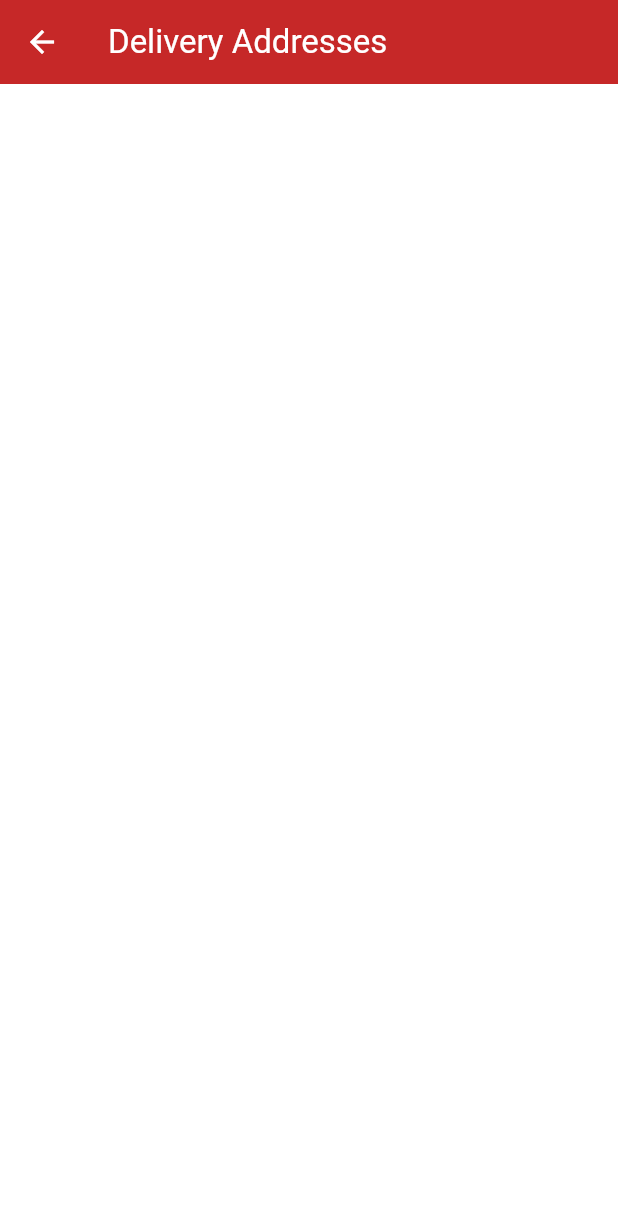
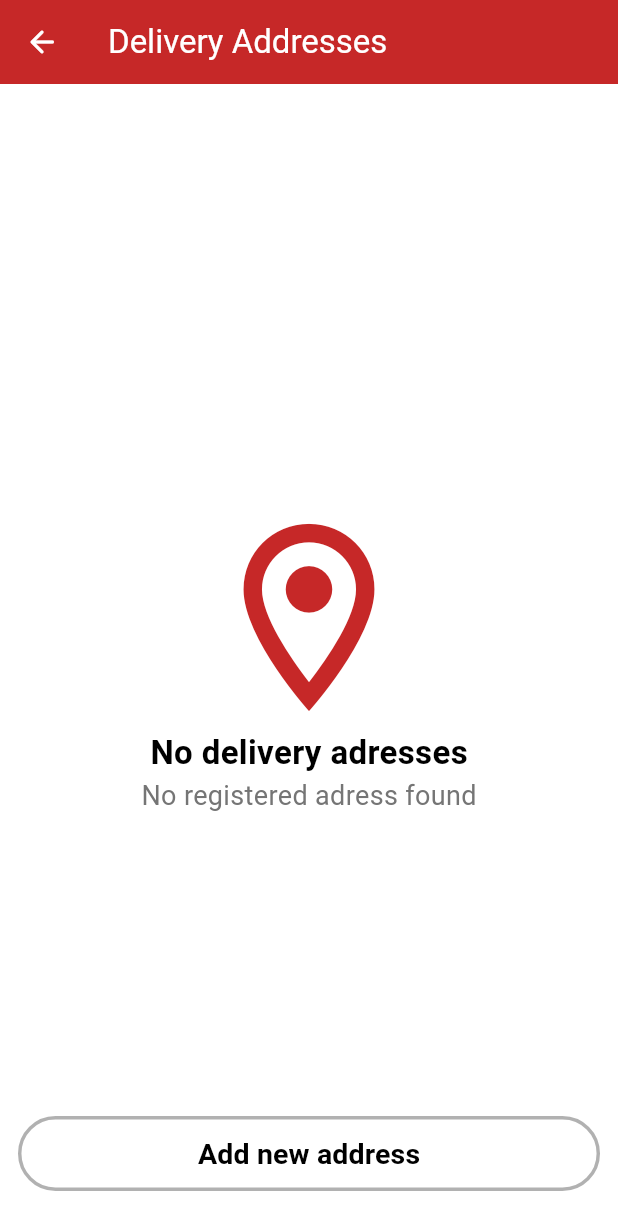
Before and after one commit to mfathy70/e_commerce, a Flutter app: the DeliveryAddresses screen opened directly, on a phone screen of 412 x 824 dp. Shown: the top 1230 px of the screen. Run offline on Flutter 3.47's test engine with Material 2 defaults, Android fonts, the phone set to English and light mode, and no system bars; our stand-ins replace buttons_tabbar, carousel_slider, cloud_firestore, firebase_auth, firebase_core, firebase_messaging and 6 more; accounts and stored records are empty; Roboto replaces fonts that are missing (Cairo).

Commit message:
Commit 2

```diff
--- a/lib/UI/screens/Categories Screen/Screens for each category/restaurant_screen.dart
+++ b/lib/UI/screens/Categories Screen/Screens for each category/restaurant_screen.dart
@@ -1,7 +1,6 @@
 import 'package:e_commerce/model/restaurant_data.dart';
 import 'package:e_commerce/services/remote_service.dart';
 import 'package:flutter/material.dart';
-
 import '../filter_action_button.dart';
 import '../vendors_grid_view.dart';
 
@@ -28,7 +27,8 @@ class _RestaurantScreenState extends State<RestaurantScreen> {
     restaurantstest = await RemoteService().getRestaurantsData();
     if (restaurantstest != null) {
       setState(() {
-        isLoaded = true;
+        //____________stop api__________
+        //isLoaded = true;
       });
     }
   }
--- a/lib/UI/screens/Categories Screen/vendors_grid_view.dart
+++ b/lib/UI/screens/Categories Screen/vendors_grid_view.dart
@@ -36,7 +36,7 @@ class VendorsGridView extends StatelessWidget {
                   Navigator.push(
                       context,
                       MaterialPageRoute(
-                          builder: (context) => VendorScreen(
+                          builder: (context) => const VendorScreen(
                                 vendorName: 'test',
                               )));
                 }));
--- /dev/null
+++ b/lib/UI/screens/My Account Screen/My account widgets/my_account_outlined_button.dart
@@ -0,0 +1,30 @@
+import 'package:flutter/material.dart';
+
+class MyAccOutlinedButton extends StatelessWidget {
+  const MyAccOutlinedButton(
+      {Key? key,
+      required this.label,
+      required this.onPressed,
+      required this.isExpanded})
+      : super(key: key);
+  final String label;
+  final VoidCallback onPressed;
+  final bool isExpanded;
+
+  @override
+  Widget build(BuildContext context) {
+    return OutlinedButton(
+      onPressed: onPressed,
+      style: OutlinedButton.styleFrom(
+          fixedSize:
+              isExpanded ? Size(MediaQuery.of(context).size.width, 50) : null,
+          side: BorderSide(width: 2.3, color: Colors.grey.withOpacity(0.8)),
+          padding: const EdgeInsets.symmetric(horizontal: 16, vertical: 12)),
+      child: Text(
+        label,
+        style: const TextStyle(
+            color: Colors.black, fontSize: 19, fontWeight: FontWeight.w600),
+      ),
+    );
+  }
+}
--- a/lib/UI/screens/My Account Screen/delivery_addresses_screen.dart
+++ b/lib/UI/screens/My Account Screen/delivery_addresses_screen.dart
@@ -1,4 +1,6 @@
 import 'package:flutter/material.dart';
+import '../../widgets/arrow_back_button.dart';
+import 'My account widgets/my_account_outlined_button.dart';
 
 class DeliveryAddresses extends StatelessWidget {
   const DeliveryAddresses({super.key});
@@ -7,7 +9,42 @@ class DeliveryAddresses extends StatelessWidget {
   Widget build(BuildContext context) {
     return Scaffold(
       appBar: AppBar(
-        title: Text('Delivery Addresses'),
+        title: const Text('Delivery Addresses'),
+        automaticallyImplyLeading: false,
+        leading: const ArrowBackButton(),
+      ),
+      body: Stack(
+        children: [
+          Center(
+            child: Column(
+              mainAxisAlignment: MainAxisAlignment.center,
+              children: [
+                Icon(
+                  Icons.location_on_outlined,
+                  color: Theme.of(context).primaryColor,
+                  size: 150,
+                ),
+                const Text(
+                  'No delivery adresses',
+                  style: TextStyle(fontSize: 22, fontWeight: FontWeight.w600),
+                ),
+                Text(
+                  'No registered adress found',
+                  style: TextStyle(fontSize: 18, color: Colors.grey[600]),
+                ),
+              ],
+            ),
+          ),
+          Padding(
+            padding: const EdgeInsets.symmetric(vertical: 30, horizontal: 12),
+            child: Align(
+                alignment: Alignment.bottomCenter,
+                child: MyAccOutlinedButton(
+                    isExpanded: true,
+                    label: 'Add new address',
+                    onPressed: () {})),
+          )
+        ],
       ),
     );
   }
--- a/lib/UI/screens/marketplace_screen.dart
+++ b/lib/UI/screens/marketplace_screen.dart
@@ -18,7 +18,7 @@ class MarketplaceScreen extends StatelessWidget {
     return Column(
       children: [
         Column(
-          children: [
+          children: const [
             AppBarWidget(
                 leading: Text(
               'Super Be',
@@ -27,7 +27,7 @@ class MarketplaceScreen extends StatelessWidget {
                   fontSize: 24,
                   fontWeight: FontWeight.w600),
             )),
-            const SearchButton(),
+            SearchButton(),
           ],
         ),
         Expanded(
--- a/lib/UI/widgets/app_bar.dart
+++ b/lib/UI/widgets/app_bar.dart
@@ -23,12 +23,6 @@ class AppBarWidget extends StatelessWidget {
                   Padding(
                       padding: const EdgeInsets.only(left: 15.0),
                       child: leading),
-                  ClipRRect(
-                      borderRadius: BorderRadius.circular(10),
-                      child: Image.asset(
-                        'assets/images/logo.jpg',
-                        height: 0,
-                      )),
                   IconButton(
                       onPressed: () {},
                       icon: const Icon(
--- /dev/null
+++ b/lib/UI/widgets/arrow_back_button.dart
@@ -0,0 +1,17 @@
+import 'package:flutter/material.dart';
+
+class ArrowBackButton extends StatelessWidget {
+  const ArrowBackButton({
+    Key? key,
+  }) : super(key: key);
+
+  @override
+  Widget build(BuildContext context) {
+    return IconButton(
+        onPressed: () {
+          Navigator.pop(context);
+        },
+        icon: const Icon(Icons.arrow_back_rounded),
+        color: Colors.white);
+  }
+}
--- a/lib/model/my_account_screen_button.dart
+++ b/lib/model/my_account_screen_button.dart
@@ -9,6 +9,6 @@ class MyAccButton {
     required this.title,
     required this.subtitle,
     required this.icon,
-    this.Screen,
+    required this.Screen,
   });
 }
--- a/lib/providers/phone_confirmation_provider.dart
+++ b/lib/providers/phone_confirmation_provider.dart
@@ -13,7 +13,7 @@ class PhoneConfirmation extends ChangeNotifier {
 
     await auth.verifyPhoneNumber(
       phoneNumber: "+20$phonenumber",
-      timeout: Duration(seconds: 60),
+      timeout: const Duration(seconds: 60),
       verificationCompleted: (PhoneAuthCredential credential) async {
         await auth.signInWithCredential(credential);
       },
@@ -48,7 +48,7 @@ class PhoneConfirmation extends ChangeNotifier {
           .then((value) => print("Account created"));
       Navigator.pop(context);
     } catch (e) {
-      final snackBar = SnackBar(content: Text("Invalid Verification code"));
+      const snackBar = SnackBar(content: Text("Invalid Verification code"));
       ScaffoldMessenger.of(context).showSnackBar(snackBar);
     }
 
```
Also changed, not shown: lib/UI/screens/My Account Screen/My account widgets/my_account_button.dart (+5 -5 lines), lib/UI/screens/My Account Screen/My account widgets/my_account_text_field.dart (added, +30 -0 lines), lib/UI/screens/My Account Screen/my_account_screen.dart (+11 -7 lines), lib/UI/screens/My Account Screen/my_points_screen.dart (added, +33 -0 lines), lib/UI/screens/My Account Screen/personal_details_screen.dart (+13 -47 lines), lib/UI/screens/Phone Login Screens/code_onfirmation_screen.dart (+11 -19 lines), lib/UI/screens/Phone Login Screens/phone_login_screen.dart (+13 -11 lines), lib/services/remote_service.dart (+7 -4 lines).
